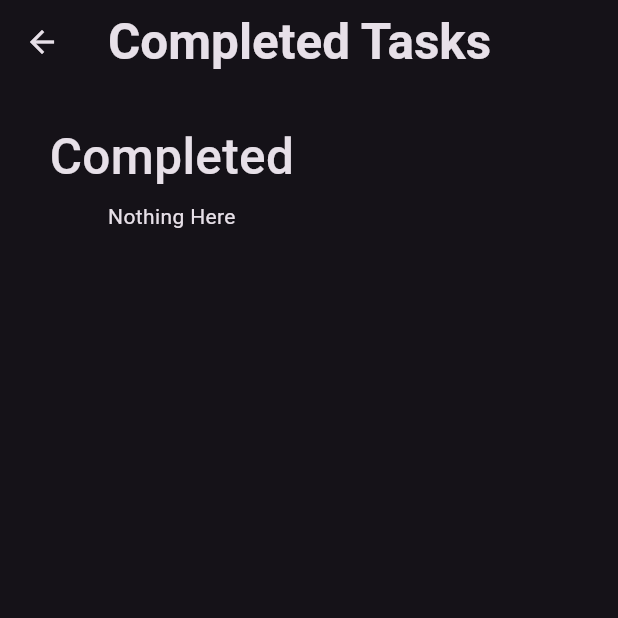
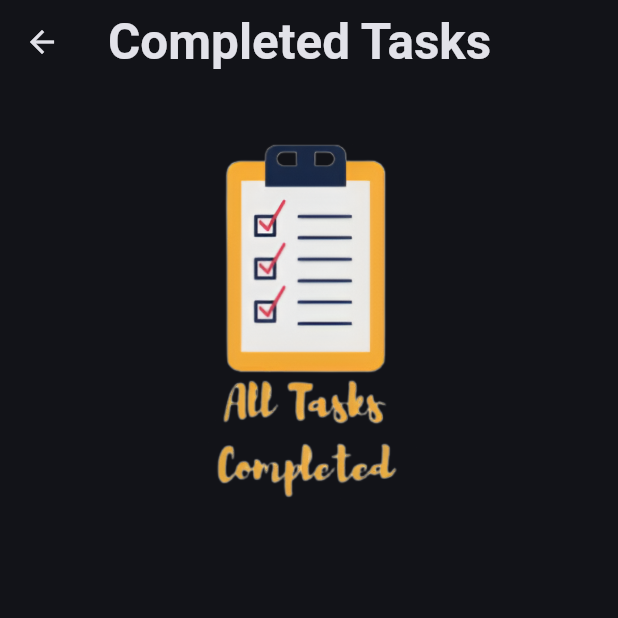
Before and after one commit to eternity2745/to_do_list, a Flutter app: the CompletedTasks screen opened directly, on a phone screen of 412 x 824 dp, the top half of it. Run offline on Flutter 3.47's test engine with Material 3 defaults, Android fonts, the phone set to English and light mode, and no system bars; our stand-ins replace auto_size_text, confetti, curved_navigation_bar, flutter_animate, sqflite; missing offline and left inert: animate_icons, thanos_snap_effect; accounts and stored records are empty.

Commit message:
made changes

```diff
--- a/lib/Screens/completedTasks.dart
+++ b/lib/Screens/completedTasks.dart
@@ -85,19 +85,14 @@ class _CompletedTasksState extends State<CompletedTasks> with AutomaticKeepAlive
         child: Container(
           padding: EdgeInsets.symmetric(vertical: height*0.03, horizontal: width*0.08),
           child: Column(
+            //mainAxisAlignment: MainAxisAlignment.start,
+            crossAxisAlignment: CrossAxisAlignment.stretch,
             children: [
-              Text(
-                "Completed",
-                style: TextStyle(
-                  fontSize: height*0.04,
-                  fontWeight: FontWeight.w500
-                ),
-                ),
               SizedBox(height: height*0.008,),
-              if (completedTasks.isEmpty)...{
-              Text("Nothing Here"),
-            }else...{
               StatefulBuilder(builder: (BuildContext context , setState) {
+              if (completedTasks.isEmpty) {
+                return Image.asset("assets/images/completedTasks.png", height: height*0.3,);
+              }else{
               return Consumer<NavigationProvider>(
                 builder: (context, value, child) {
                 return ListView.builder(
@@ -179,8 +174,8 @@ class _CompletedTasksState extends State<CompletedTasks> with AutomaticKeepAlive
                 }
               );
               }
-              )
-          },
+              }
+            ),
             ]
           )
         )
--- a/lib/Screens/home.dart
+++ b/lib/Screens/home.dart
@@ -40,9 +40,11 @@ class _HomeScreenState extends State<HomeScreen> {
         ]
         ,
         index: selectedIndex,
-        color: Colors.purple.shade800,
+        buttonBackgroundColor: Colors.deepPurple.shade600,
+        color: Colors.blue.shade900,
         height: height*0.08,
         backgroundColor: Colors.transparent,
+        animationDuration: Duration(milliseconds: 400),
         onTap: (clickedIndex) {
           selectedIndex = clickedIndex;
           Provider.of<NavigationProvider>(context, listen: false).updateOverDueTasks();
--- a/lib/Screens/upcomingTasks.dart
+++ b/lib/Screens/upcomingTasks.dart
@@ -270,7 +270,6 @@ class _UpcomingTasksState extends State<UpcomingTasks> with AutomaticKeepAliveCl
               ),
             SizedBox(height: height*0.008,),
 
-
               StatefulBuilder(builder: (BuildContext context , setState) {
               if (Provider.of<NavigationProvider>(context, listen: false).upcomingTasks.isEmpty){
                return Image.asset("assets/images/upcomingTasks.png", height: height*0.25,);
--- a/lib/main.dart
+++ b/lib/main.dart
@@ -30,7 +30,7 @@ class MyApp extends StatelessWidget {
         title: 'To Do Lists',
         debugShowCheckedModeBanner: false,
         theme: ThemeData(
-          colorScheme: ColorScheme.fromSeed(seedColor: Colors.deepPurple, brightness: Brightness.dark),
+          colorScheme: ColorScheme.fromSeed(seedColor: Colors.blue.shade900, brightness: Brightness.dark),
           useMaterial3: true,
         ),
         home: const HomeScreen(),
```
Also changed, not shown: lib/Screens/landingPage.dart (+10 -2 lines), assets/images/completedTasks.png (added).
